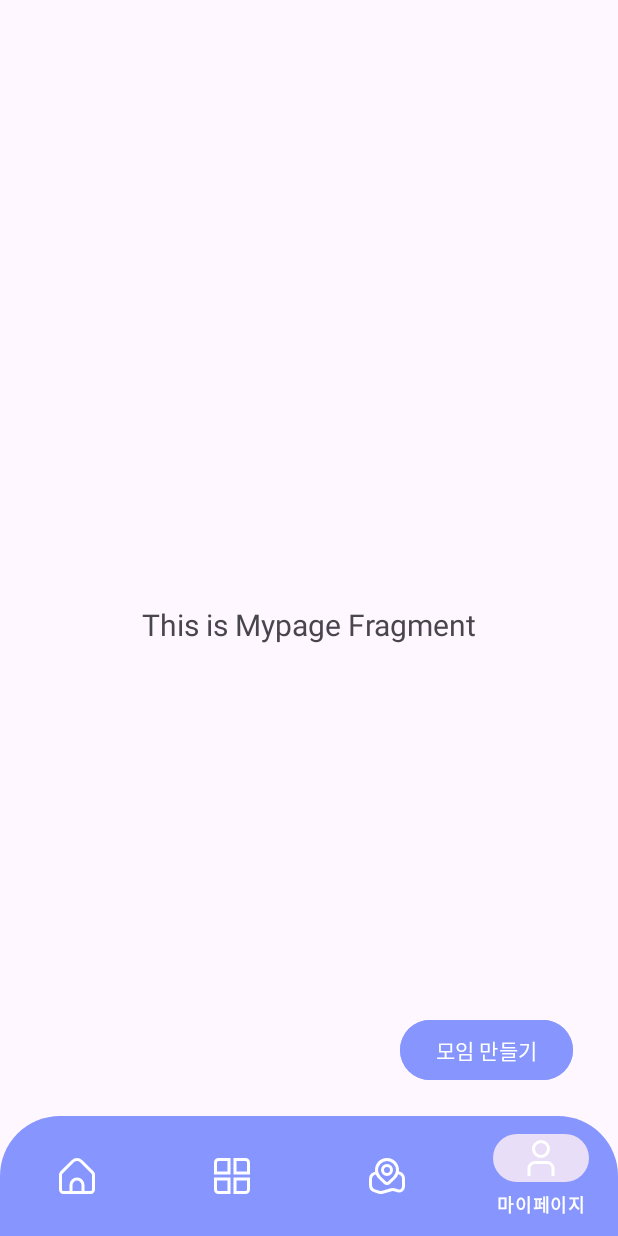
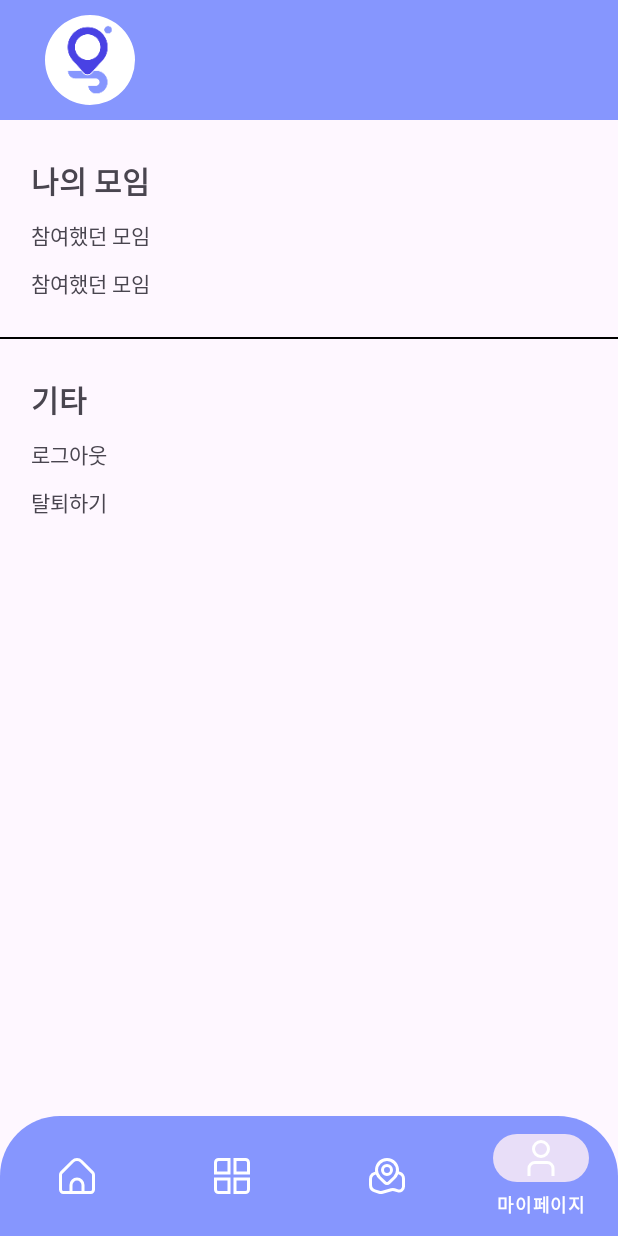
Before and after one commit to Hyundai-IT-E-7th-10Team/Gather-E, an Android app: the MypageFragment screen opened through its navigation route, on a phone screen of 412 x 824 dp. Run offline under Robolectric (Android 15) with nearby library versions, the light colour scheme and no system bars; our stand-ins replace navigation-ui; libraries missing offline, so code that uses them is left out: com.kakao.sdk; pictures from the network do not load; 2 statements that could not run were skipped.

Commit message:
feat: [마이페이지] 마이 페이지 개인 정보 불러오기 및 로그아웃 구현

```diff
--- a/gather-e_android/app/src/main/java/com/kosa/gather_e/model/repository/spring/SpringRetrofitProvider.kt
+++ b/gather-e_android/app/src/main/java/com/kosa/gather_e/model/repository/spring/SpringRetrofitProvider.kt
@@ -1,5 +1,6 @@
 package com.kosa.gather_e.model.repository.spring
 
+import android.util.Log
 import okhttp3.OkHttpClient
 import retrofit2.Retrofit
 import retrofit2.converter.gson.GsonConverterFactory
@@ -7,26 +8,14 @@
 object SpringRetrofitProvider {
     private const val BASE_URL = "http://10.0.2.2:8080/api/"
 
-
-    // 우원오빠가 짠거 주석처리
-/*    private val retrofit =  Retrofit.Builder()
+    private var retrofit = Retrofit.Builder()
         .baseUrl(BASE_URL)
         .addConverterFactory(GsonConverterFactory.create())
-        .build()*/
-
-    private val retrofit = Retrofit.Builder()
-        .baseUrl(BASE_URL)
-        .addConverterFactory(GsonConverterFactory.create())
-        .client(createOkHttpClient())
         .build()
 
     // Bearer 토큰을 추가
-    private fun createOkHttpClient(): OkHttpClient {
+    private fun createOkHttpClient(token: String): OkHttpClient {
         val httpClient = OkHttpClient.Builder()
-
-        // string.xml에 넣어야 하는데 얘는 fragment같은게 아니라서 어려움 ㅠ
-        val token = ""
-
         httpClient.addInterceptor { chain ->
             val request = chain.request().newBuilder()
                 .header("Authorization", "Bearer $token") // Bearer 토큰을 헤더에 추가
@@ -36,6 +25,14 @@
         return httpClient.build()
     }
 
+    fun init(token: String) {
+        Log.d("gather", "초기화를 해보자")
+        retrofit = Retrofit.Builder()
+            .baseUrl(BASE_URL)
+            .addConverterFactory(GsonConverterFactory.create())
+            .client(createOkHttpClient(token))
+            .build()
+    }
 
     fun getRetrofit(): SpringInterface {
         return retrofit.create(SpringInterface::class.java);
--- a/gather-e_android/app/src/main/java/com/kosa/gather_e/ui/mypage/MypageFragment.kt
+++ b/gather-e_android/app/src/main/java/com/kosa/gather_e/ui/mypage/MypageFragment.kt
@@ -1,19 +1,25 @@
 package com.kosa.gather_e.ui.mypage
 
+import android.content.Intent
 import android.os.Bundle
+import android.util.Log
 import android.view.LayoutInflater
 import android.view.View
 import android.view.ViewGroup
+import android.widget.ImageView
 import android.widget.TextView
 import androidx.fragment.app.Fragment
 import androidx.lifecycle.ViewModelProvider
+import com.bumptech.glide.Glide
+import com.kakao.sdk.user.UserApiClient
+import com.kosa.gather_e.LoginActivity
 import com.kosa.gather_e.databinding.FragmentHomeBinding
-
+import com.kosa.gather_e.databinding.FragmentMypageBinding
 
 
 class MypageFragment : Fragment() {
 
-    private var _binding: FragmentHomeBinding? = null
+    private var _binding: FragmentMypageBinding? = null
     // This property is only valid between onCreateView and
     // onDestroyView.
     private val binding get() = _binding!!
@@ -23,16 +29,28 @@
         container: ViewGroup?,
         savedInstanceState: Bundle?
     ): View {
-        val homeViewModel =
-            ViewModelProvider(this).get(MypageViewModel::class.java)
+        val myPageViewModel =
+            ViewModelProvider(this)[MypageViewModel::class.java]
 
-        _binding = FragmentHomeBinding.inflate(inflater, container, false)
+        _binding = FragmentMypageBinding.inflate(inflater, container, false)
         val root: View = binding.root
 
-        val textView: TextView = binding.textHome
-        homeViewModel.text.observe(viewLifecycleOwner) {
-            textView.text = it
+//        val textView: TextView = binding.textHome
+//        myPageViewModel.text.observe(viewLifecycleOwner) {
+//            textView.text = it
+//        }
+        myPageViewModel.profileImg.observe(viewLifecycleOwner) {
+            Glide.with(this).load(it).into(binding.profileImg)
         }
+        myPageViewModel.name.observe(viewLifecycleOwner) {
+            binding.profileName.text = it
+        }
+        binding.logoutBtn.setOnClickListener {
+            UserApiClient.instance.logout {
+                startActivity(Intent(activity,LoginActivity::class.java))
+            }
+        }
+
         return root
     }
 
--- a/gather-e_android/app/src/main/java/com/kosa/gather_e/ui/mypage/MypageViewModel.kt
+++ b/gather-e_android/app/src/main/java/com/kosa/gather_e/ui/mypage/MypageViewModel.kt
@@ -3,11 +3,27 @@
 import androidx.lifecycle.LiveData
 import androidx.lifecycle.MutableLiveData
 import androidx.lifecycle.ViewModel
+import com.kakao.sdk.user.UserApiClient
 
 class MypageViewModel : ViewModel() {
 
-    private val _text = MutableLiveData<String>().apply {
-        value = "This is Mypage Fragment"
+    private val _name = MutableLiveData<String>().apply {
+        UserApiClient.instance.me { user, error ->
+            if (user != null) {
+                value = user.kakaoAccount?.profile?.nickname
+            }
+        }
     }
-    val text: LiveData<String> = _text
+
+    private val _profileImg = MutableLiveData<String>().apply {
+        UserApiClient.instance.me { user, error ->
+            if (user != null) {
+                value = user.kakaoAccount?.profile?.thumbnailImageUrl
+            }
+        }
+    }
+
+
+    val name: LiveData<String> = _name
+    val profileImg: LiveData<String> = _profileImg
 }
--- a/gather-e_android/app/src/main/res/layout/fragment_mypage.xml
+++ b/gather-e_android/app/src/main/res/layout/fragment_mypage.xml
@@ -1,14 +1,99 @@
 <?xml version="1.0" encoding="utf-8"?>
-<FrameLayout xmlns:android="http://schemas.android.com/apk/res/android"
-    xmlns:tools="http://schemas.android.com/tools"
+<LinearLayout xmlns:android="http://schemas.android.com/apk/res/android"
     android:layout_width="match_parent"
     android:layout_height="match_parent"
-    tools:context=".ui.mypage.MypageFragment">
+    xmlns:app="http://schemas.android.com/apk/res-auto"
+    android:orientation="vertical">
 
-    <!-- TODO: Update blank fragment layout -->
-    <TextView
+    <LinearLayout
+        android:layout_width="match_parent"
+        android:layout_height="80dp"
+        android:background="#8696FE">
+
+        <com.google.android.material.imageview.ShapeableImageView
+            android:id="@+id/profile_img"
+            android:layout_width="60dp"
+            android:layout_height="60dp"
+            android:adjustViewBounds="true"
+            android:layout_marginStart="30dp"
+            app:civ_border_overlay="true"
+            app:civ_border_width="2dp"
+            android:scaleType="centerCrop"
+            android:layout_gravity="center_vertical"
+            app:shapeAppearance="@style/ShapeAppearanceOverlay.App.CornerSize50Percent"
+            android:src="@mipmap/ic_launcher" />
+
+        <TextView
+            android:id="@+id/profile_name"
+            android:layout_width="wrap_content"
+            android:layout_height="wrap_content"
+            android:textSize="20sp"
+            android:layout_marginStart="10sp"
+            android:textStyle="bold"
+            android:text=""
+            android:layout_gravity="center_vertical"
+            android:textColor="#ffffff"/>
+
+    </LinearLayout>
+    <LinearLayout
+        android:layout_width="match_parent"
+        android:layout_height="wrap_content"
+        android:orientation="vertical"
+        android:paddingStart="15sp"
+        android:layout_marginTop="20dp">
+
+        <TextView
+            android:layout_width="wrap_content"
+            android:layout_height="wrap_content"
+            android:padding="5dp"
+            android:text="나의 모임"
+            android:textSize="20sp"
+            android:textStyle="bold" />
+
+        <TextView
+            android:layout_width="wrap_content"
+            android:layout_height="wrap_content"
+            android:padding="5dp"
+            android:text="참여했던 모임" />
+
+        <TextView
+            android:layout_width="wrap_content"
+            android:layout_height="wrap_content"
+            android:padding="5dp"
+            android:text="참여했던 모임" />
+    </LinearLayout>
+
+    <View
+        android:layout_width="match_parent"
+        android:layout_height="1dp"
+        android:background="#000000"
+        android:layout_marginVertical="20dp"/>
+
+    <LinearLayout
         android:layout_width="match_parent"
         android:layout_height="match_parent"
-        android:text="@string/hello_blank_fragment" />
+        android:orientation="vertical"
+        android:paddingStart="15sp">
 
-</FrameLayout>
+        <TextView
+            android:layout_width="wrap_content"
+            android:layout_height="wrap_content"
+            android:padding="5dp"
+            android:text="기타"
+            android:textSize="20sp"
+            android:textStyle="bold" />
+
+        <TextView
+            android:id="@+id/logout_btn"
+            android:layout_width="wrap_content"
+            android:layout_height="wrap_content"
+            android:padding="5dp"
+            android:text="로그아웃" />
+
+        <TextView
+            android:layout_width="wrap_content"
+            android:layout_height="wrap_content"
+            android:padding="5dp"
+            android:text="탈퇴하기" />
+    </LinearLayout>
+</LinearLayout>
--- /dev/null
+++ b/gather-e_android/app/src/main/res/values/style.xml
@@ -0,0 +1,7 @@
+<?xml version="1.0" encoding="utf-8"?>
+<resources>
+
+    <style name="ShapeAppearanceOverlay.App.CornerSize50Percent" parent="">
+        <item name="cornerSize">50%</item>
+    </style>
+</resources>
```
